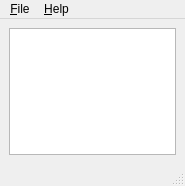
Qt form src/mainwindow.ui (ixotum/ksilit_qt) before a commit.
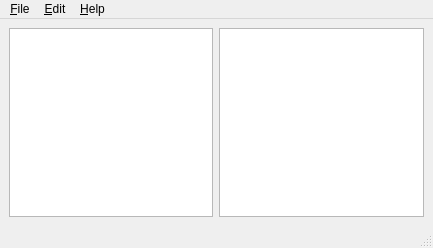
The same form after that commit.

The edit to the form file:
```diff
--- a/src/mainwindow.ui
+++ b/src/mainwindow.ui
@@ -6,8 +6,8 @@
    <rect>
     <x>0</x>
     <y>0</y>
-    <width>185</width>
-    <height>186</height>
+    <width>433</width>
+    <height>248</height>
    </rect>
   </property>
   <property name="windowTitle">
@@ -22,6 +22,9 @@
       </property>
      </widget>
     </item>
+    <item row="0" column="1">
+     <widget class="QPlainTextEdit" name="jotterNoteDescription"/>
+    </item>
    </layout>
   </widget>
   <widget class="QMenuBar" name="menubar">
@@ -29,7 +32,7 @@
     <rect>
      <x>0</x>
      <y>0</y>
-     <width>185</width>
+     <width>433</width>
      <height>22</height>
     </rect>
    </property>
@@ -44,9 +47,20 @@
     <property name="title">
      <string>&amp;Help</string>
     </property>
-    <addaction name="action_About"/>
+    <addaction name="actionAbout"/>
+   </widget>
+   <widget class="QMenu" name="menu_Edit">
+    <property name="title">
+     <string>&amp;Edit</string>
+    </property>
+    <addaction name="actionAdd_Note"/>
+    <addaction name="actionAdd_Sub_Note"/>
+    <addaction name="actionMove_Up"/>
+    <addaction name="actionMove_Down"/>
+    <addaction name="action_Delete_Note"/>
    </widget>
    <addaction name="menu_File"/>
+   <addaction name="menu_Edit"/>
    <addaction name="menu_Help"/>
   </widget>
   <widget class="QStatusBar" name="statusbar"/>
```
Left out of the diff: 79 changed lines with no effect on the pictures.
